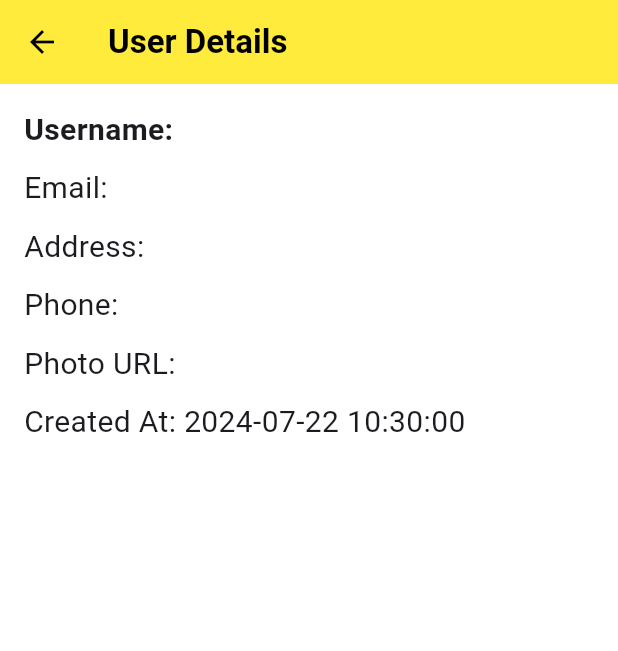
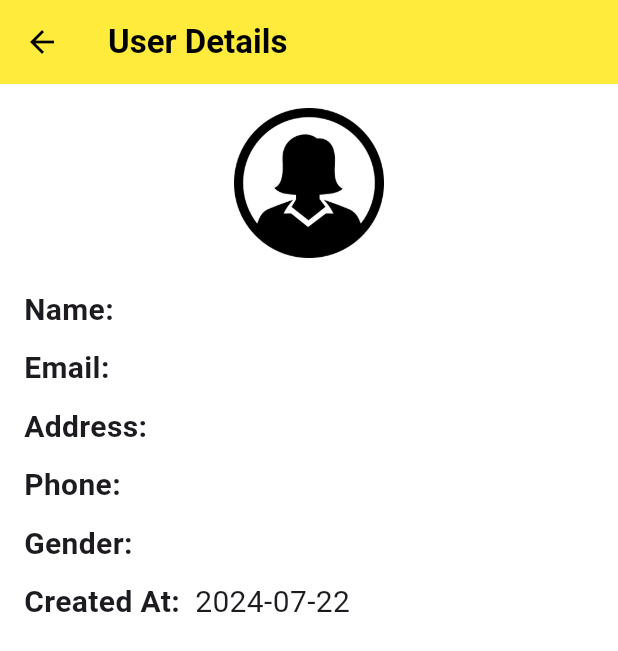
Before and after one commit to hatdoggggg/PiggyTech-FrontEnd, a Flutter app: the SelectedUsers screen opened directly with empty values, on a phone screen of 412 x 824 dp. Shown: the top 651 px of the screen. Run offline on Flutter 3.47's test engine with Material 3 defaults, Android fonts, the phone set to English and light mode, and no system bars; our stand-ins replace animated_splash_screen, fl_chart, flutter_spinkit, lottie, shared_preferences; accounts and stored records are empty; network calls fail.

Commit message:
under processing

```diff
--- a/lib/admin/admin_sidebar/admin_product/selectedProduct.dart
+++ b/lib/admin/admin_sidebar/admin_product/selectedProduct.dart
@@ -5,6 +5,7 @@ import '../../../services/product.dart';
 
 class SelectedProduct extends StatefulWidget {
   final Product product;
+
   const SelectedProduct({super.key, required this.product});
 
   @override
--- a/lib/admin/admin_sidebar/admin_users.dart
+++ b/lib/admin/admin_sidebar/admin_users.dart
@@ -125,8 +125,14 @@ class _AdminUsersPageState extends State<AdminUsersPage> {
                 itemCount: users.length,
                 itemBuilder: (context, index) {
                   final user = users[index];
+                  String avatarPath = user.gender == 'male'
+                      ? 'assets/images/male.png'
+                      : 'assets/images/female.png';
                   return Card(
                     child: ListTile(
+                      leading: CircleAvatar(
+                        backgroundImage: AssetImage(avatarPath),
+                      ),
                       title: Column(
                         crossAxisAlignment: CrossAxisAlignment.start,
                         children: [
--- a/lib/admin/admin_sidebar/admin_users/selectedUsers.dart
+++ b/lib/admin/admin_sidebar/admin_users/selectedUsers.dart
@@ -1,6 +1,7 @@
 import 'package:flutter/material.dart';
 import 'package:intl/intl.dart';
 
+import '/../admin/admin_drawer_list.dart';
 import '/../services/user_all.dart'; // Update the import to point to your user model
 
 class SelectedUsers extends StatelessWidget {
@@ -10,6 +11,11 @@ class SelectedUsers extends StatelessWidget {
 
   @override
   Widget build(BuildContext context) {
+    // Determine the image to display based on gender
+    String imagePath = user_all.gender == 'male'
+        ? 'assets/images/male.png'
+        : 'assets/images/female.png';
+
     return Scaffold(
       backgroundColor: Colors.white,
       appBar: AppBar(
@@ -24,7 +30,12 @@ class SelectedUsers extends StatelessWidget {
         leading: IconButton(
           icon: Icon(Icons.arrow_back),
           onPressed: () {
-            Navigator.pop(context);
+            Navigator.pushReplacement(
+              context,
+              MaterialPageRoute(
+                builder: (context) => AdminDrawerList(initialPage: DrawerSections.users),
+              ),
+            );
           },
         ),
       ),
@@ -33,43 +44,101 @@ class SelectedUsers extends StatelessWidget {
         child: Column(
           crossAxisAlignment: CrossAxisAlignment.start,
           children: [
+            // Display the gender image
+            Center(
+              child: Image.asset(
+                imagePath,
+                width: 100.0,
+                height: 100.0,
+              ),
+            ),
+            SizedBox(height: 20.0),
+            Row(
+              children: [
                 Text(
-              'Username: ${user_all.username}',
+                  'Name:',
                   style: TextStyle(fontSize: 20.0, fontWeight: FontWeight.bold),
                 ),
-            SizedBox(height: 10.0),
+                SizedBox(width: 10.0),
                 Text(
-              'Email: ${user_all.email}',
+                  user_all.username,
                   style: TextStyle(fontSize: 20.0),
                 ),
+              ],
+            ),
             SizedBox(height: 10.0),
+            Row(
+              children: [
                 Text(
-              'Address: ${user_all.address}',
+                  'Email:',
+                  style: TextStyle(fontSize: 20.0, fontWeight: FontWeight.bold),
+                ),
+                SizedBox(width: 10.0),
+                Text(
+                  user_all.email,
                   style: TextStyle(fontSize: 20.0),
                 ),
+              ],
+            ),
             SizedBox(height: 10.0),
+            Row(
+              children: [
                 Text(
-              'Phone: ${user_all.phone}',
+                  'Address:',
+                  style: TextStyle(fontSize: 20.0, fontWeight: FontWeight.bold),
+                ),
+                SizedBox(width: 10.0),
+                Text(
+                  user_all.address,
                   style: TextStyle(fontSize: 20.0),
                 ),
+              ],
+            ),
             SizedBox(height: 10.0),
+            Row(
+              children: [
                 Text(
-              'Photo URL: ${user_all.photo}',
+                  'Phone:',
+                  style: TextStyle(fontSize: 20.0, fontWeight: FontWeight.bold),
+                ),
+                SizedBox(width: 10.0),
+                Text(
+                  user_all.phone,
                   style: TextStyle(fontSize: 20.0),
                 ),
+              ],
+            ),
             SizedBox(height: 10.0),
+            Row(
+              children: [
                 Text(
-              'Created At: ${formatDate(user_all.createdAt)}',
+                  'Gender:',
+                  style: TextStyle(fontSize: 20.0, fontWeight: FontWeight.bold),
+                ),
+                SizedBox(width: 10.0),
+                Text(
+                  user_all.gender,
                   style: TextStyle(fontSize: 20.0),
+                ),
+              ],
+            ),
+            SizedBox(height: 10.0),
+            Row(
+              children: [
+                Text(
+                  'Created At:',
+                  style: TextStyle(fontSize: 20.0, fontWeight: FontWeight.bold),
+                ),
+                SizedBox(width: 10.0),
+                Text(
+                  DateFormat('yyyy-MM-dd').format(user_all.createdAt),
+                  style: TextStyle(fontSize: 20.0),
+                ),
+              ],
             ),
           ],
         ),
       ),
     );
   }
-
-  String formatDate(DateTime dateTime) {
-    final DateFormat formatter = DateFormat('yyyy-MM-dd HH:mm:ss');
-    return formatter.format(dateTime);
 }
-}
--- a/lib/services/user_all.dart
+++ b/lib/services/user_all.dart
@@ -3,7 +3,7 @@ class User_all {
   final String email;
   final String address;
   final String phone;
-  final String photo;
+  final String gender;
   final DateTime createdAt;
 
   User_all({
@@ -11,7 +11,7 @@ class User_all {
     required this.email,
     required this.address,
     required this.phone,
-    required this.photo,
+    required this.gender,
     required this.createdAt,
   });
 
@@ -21,7 +21,7 @@ class User_all {
       email: json['email'] ?? '',
       address: json['address'] ?? '',
       phone: json['phone'] ?? '',
-      photo: json['photo'] ?? '',
+      gender: json['gender'] ?? '',
       createdAt: DateTime.tryParse(json['createdAt'] ?? '') ?? DateTime.now(),
     );
   }
```
Also changed, not shown: lib/services/userdetail.dart (added, +21 -0 lines), lib/signup_screen.dart (+77 -5 lines), assets/images/female.png (added), assets/images/male.png (added). Lines whose indentation alone changed are shown as unchanged.
